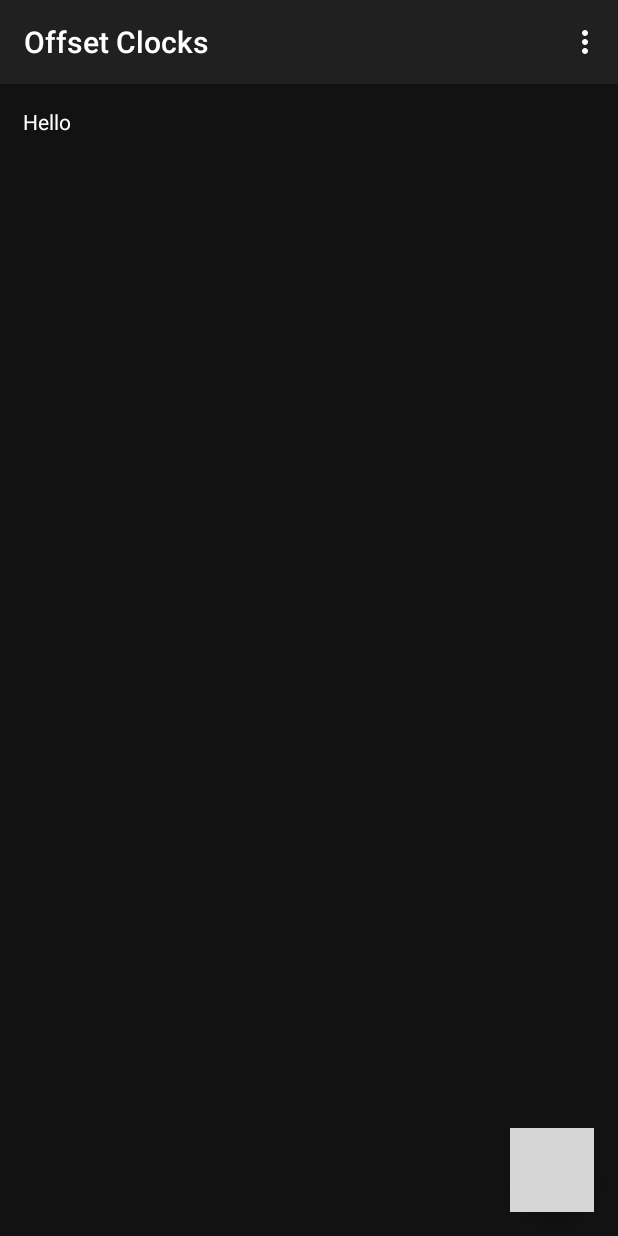
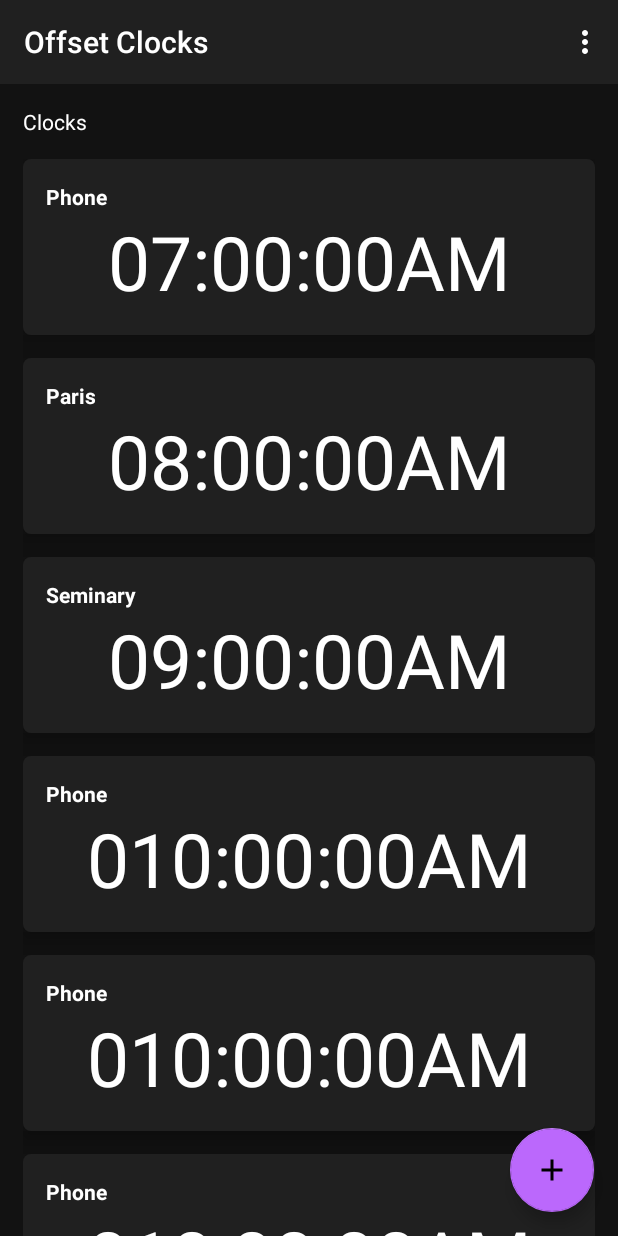
Before and after one commit to hunterwilhelm/offset-clocks-android, an Android app: the screen it shows after launch (MainActivity), in the options menu, after a tap on "Settings", on a phone screen of 412 x 824 dp. Run offline under Robolectric (Android 15) with nearby library versions, the phone set to English and light mode, and no system bars; grey boxes are pictures that could not be loaded.

Commit message:
Scroll and shadows

```diff
--- a/app/build.gradle
+++ b/app/build.gradle
@@ -40,8 +40,12 @@ dependencies {
     implementation 'androidx.constraintlayout:constraintlayout:2.0.4'
     implementation 'androidx.navigation:navigation-fragment-ktx:2.3.5'
     implementation 'androidx.navigation:navigation-ui-ktx:2.3.5'
+    implementation 'androidx.cardview:cardview:1.0.0'
     testImplementation 'junit:junit:4.12'
     androidTestImplementation 'androidx.test.ext:junit:1.1.2'
     androidTestImplementation 'androidx.test.espresso:espresso-core:3.3.0'
+    implementation "androidx.recyclerview:recyclerview:1.2.0"
+    // For control over item selection of both touch and mouse driven selection
+    implementation "androidx.recyclerview:recyclerview-selection:1.1.0"
 
 }
--- a/app/src/main/java/com/hunterwilhelm/offsetclocks/MainActivity.kt
+++ b/app/src/main/java/com/hunterwilhelm/offsetclocks/MainActivity.kt
@@ -5,10 +5,10 @@ import android.os.Build
 import android.os.Bundle
 import android.view.Menu
 import android.view.MenuItem
+import android.widget.LinearLayout
 import androidx.appcompat.app.AppCompatActivity
 import com.google.android.material.floatingactionbutton.FloatingActionButton
 
-const val ADD_CLOCK = "com.hunterwilhelm.offsetclocks.ADD_CLOCK"
 
 class MainActivity : AppCompatActivity() {
 
@@ -22,17 +22,27 @@ class MainActivity : AppCompatActivity() {
         findViewById<FloatingActionButton>(R.id.fab).setOnClickListener {
             addClock()
         }
+
+        val items = ArrayList<Model>()
+        items.add(Model("Phone", "07:00:00AM"))
+        items.add(Model("Paris", "08:00:00AM"))
+        items.add(Model("Seminary", "09:00:00AM"))
+        items.add(Model("Phone", "010:00:00AM"))
+        items.add(Model("Phone", "010:00:00AM"))
+        items.add(Model("Phone", "010:00:00AM"))
+        items.add(Model("Phone", "010:00:00AM"))
+        items.add(Model("Phone", "010:00:00AM"))
+        items.add(Model("Phone", "010:00:00AM"))
+        val listView = findViewById<NonScrollListView>(R.id.lv_nonscroll_list)
+        listView.adapter = MyCustomAdapter(this, R.layout.row_main, items)
     }
 
     fun addClock() {
-        val intent = Intent(this, EditActivity::class.java).apply {
-            putExtra(ADD_CLOCK, "new")
-        }
 
         if (Build.VERSION.SDK_INT >= Build.VERSION_CODES.LOLLIPOP) {
             // Apply activity transition
 
-            startActivity(intent)
+            startActivity(Intent(this, EditActivity::class.java))
             overridePendingTransition(
                 R.anim.slide_in_right,
                 R.anim.nothing
--- /dev/null
+++ b/app/src/main/java/com/hunterwilhelm/offsetclocks/Model.kt
@@ -0,0 +1,3 @@
+package com.hunterwilhelm.offsetclocks
+
+data class Model(val Name: String, val CurrentTime: String)
--- /dev/null
+++ b/app/src/main/java/com/hunterwilhelm/offsetclocks/MyCustomAdapter.kt
@@ -0,0 +1,26 @@
+package com.hunterwilhelm.offsetclocks
+
+import android.content.Context
+import android.view.LayoutInflater
+import android.view.View
+import android.view.ViewGroup
+import android.widget.ArrayAdapter
+import android.widget.TextView
+
+
+class MyCustomAdapter(var ctx: Context, var resource: Int, var items: ArrayList<Model>) :
+    ArrayAdapter<Model>(ctx, resource, items) {
+    override fun getView(position: Int, convertView: View?, parent: ViewGroup): View {
+        val layoutInflater = LayoutInflater.from(ctx)
+        val view = layoutInflater.inflate(resource, null)
+
+
+        val name = view.findViewById<TextView>(R.id.row_main_name)
+        val time = view.findViewById<TextView>(R.id.row_main_time)
+
+        name.text = items[position].Name
+        time.text = items[position].CurrentTime
+
+        return view
+    }
+}
--- /dev/null
+++ b/app/src/main/java/com/hunterwilhelm/offsetclocks/NonScrollListView.java
@@ -0,0 +1,27 @@
+package com.hunterwilhelm.offsetclocks;
+
+import android.content.Context;
+import android.util.AttributeSet;
+import android.view.ViewGroup;
+import android.widget.ListView;
+
+public class NonScrollListView extends ListView {
+
+    public NonScrollListView(Context context) {
+        super(context);
+    }
+    public NonScrollListView(Context context, AttributeSet attrs) {
+        super(context, attrs);
+    }
+    public NonScrollListView(Context context, AttributeSet attrs, int defStyle) {
+        super(context, attrs, defStyle);
+    }
+    @Override
+    public void onMeasure(int widthMeasureSpec, int heightMeasureSpec) {
+        int heightMeasureSpec_custom = MeasureSpec.makeMeasureSpec(
+                Integer.MAX_VALUE >> 2, MeasureSpec.AT_MOST);
+        super.onMeasure(widthMeasureSpec, heightMeasureSpec_custom);
+        ViewGroup.LayoutParams params = getLayoutParams();
+        params.height = getMeasuredHeight();
+    }
+}
--- /dev/null
+++ b/app/src/main/res/drawable/row_main_background.xml
@@ -0,0 +1,6 @@
+<?xml version="1.0" encoding="utf-8"?>
+<shape xmlns:android="http://schemas.android.com/apk/res/android"
+    android:shape="rectangle">
+    <solid android:color="@color/colorGrey500" />
+    <corners android:radius="5dp" />
+</shape>
--- /dev/null
+++ b/app/src/main/res/layout-v21/row_main.xml
@@ -0,0 +1,28 @@
+<?xml version="1.0" encoding="utf-8"?>
+<LinearLayout xmlns:android="http://schemas.android.com/apk/res/android"
+    android:layout_width="match_parent"
+    android:layout_height="wrap_content"
+    android:animateLayoutChanges="true"
+    android:background="@drawable/row_main_background"
+    android:elevation="5dp"
+    android:orientation="vertical"
+    android:padding="15dp">
+
+    <TextView
+        android:id="@+id/row_main_name"
+        android:layout_width="match_parent"
+        android:layout_height="wrap_content"
+        android:text="@string/phone"
+        android:textColor="@color/colorTextWhite"
+        android:textStyle="bold" />
+
+    <TextView
+        android:id="@+id/row_main_time"
+        android:layout_width="match_parent"
+        android:layout_height="wrap_content"
+        android:gravity="center_horizontal"
+        android:text="@string/time"
+        android:textAlignment="center"
+        android:textColor="@color/colorTextWhite"
+        android:textSize="50sp" />
+</LinearLayout>
--- a/app/src/main/res/layout/activity_main.xml
+++ b/app/src/main/res/layout/activity_main.xml
@@ -6,9 +6,14 @@
     android:layout_height="match_parent"
     tools:context=".MainActivity">
 
+    <androidx.constraintlayout.widget.ConstraintLayout
+        android:layout_width="match_parent"
+        android:layout_height="match_parent">
+
         <com.google.android.material.appbar.AppBarLayout
             android:layout_width="match_parent"
             android:layout_height="match_parent">
+
 
             <androidx.appcompat.widget.Toolbar
                 android:id="@+id/toolbar"
@@ -24,16 +29,26 @@
                 <LinearLayout
                     android:layout_width="match_parent"
                     android:layout_height="wrap_content"
+                    android:layout_margin="15dp"
                     android:orientation="vertical">
 
-                <include
-                    layout="@layout/main_content"
+                    <TextView
+                        android:layout_width="wrap_content"
+                        android:layout_height="wrap_content"
+                        android:layout_marginBottom="15dp"
+                        android:text="@string/clocks_title"
+                        android:textColor="@color/colorTextWhite" />
+
+                    <com.hunterwilhelm.offsetclocks.NonScrollListView
+                        android:id="@+id/lv_nonscroll_list"
                         android:layout_width="match_parent"
-                    android:layout_height="match_parent" />
+                        android:layout_height="wrap_content"
+                        android:dividerHeight="15dp" />
                 </LinearLayout>
             </ScrollView>
 
         </com.google.android.material.appbar.AppBarLayout>
+    </androidx.constraintlayout.widget.ConstraintLayout>
 
     <com.google.android.material.floatingactionbutton.FloatingActionButton
         android:id="@+id/fab"
@@ -44,5 +59,4 @@
         app:backgroundTint="@color/colorPrimary"
         app:srcCompat="@drawable/baseline_add_black_24dp" />
 
-
 </androidx.coordinatorlayout.widget.CoordinatorLayout>
--- a/app/src/main/res/layout/main_content.xml
+++ /dev/null
@@ -1,20 +0,0 @@
-<?xml version="1.0" encoding="utf-8"?>
-<LinearLayout xmlns:android="http://schemas.android.com/apk/res/android"
-    android:layout_width="match_parent"
-    android:layout_height="match_parent"
-    android:orientation="vertical"
-    android:padding="15dp">
-
-        <TextView
-            android:layout_width="wrap_content"
-            android:layout_height="wrap_content"
-            android:text="@string/hello"
-            android:textColor="@color/colorTextWhite" />
-
-        <ListView
-            android:id="@+id/listView"
-            android:layout_width="match_parent"
-            android:layout_height="match_parent">
-
-        </ListView>
-</LinearLayout>
--- a/app/src/main/res/layout/row.xml
+++ b/app/src/main/res/layout/row_main.xml
@@ -2,20 +2,25 @@
 <LinearLayout xmlns:android="http://schemas.android.com/apk/res/android"
     android:layout_width="match_parent"
     android:layout_height="wrap_content"
-    android:background="@color/colorGrey500"
+    android:background="@drawable/row_main_background"
     android:orientation="vertical"
+    android:animateLayoutChanges="true"
+
     android:padding="15dp">
 
     <TextView
         android:layout_width="match_parent"
         android:layout_height="wrap_content"
+        android:id="@+id/row_main_name"
         android:text="@string/phone"
-        android:textColor="@color/colorTextWhite" />
+        android:textColor="@color/colorTextWhite"
+        android:textStyle="bold" />
 
     <TextView
         android:layout_width="match_parent"
         android:layout_height="wrap_content"
         android:gravity="center_horizontal"
+        android:id="@+id/row_main_time"
         android:text="@string/time"
         android:textAlignment="center"
         android:textColor="@color/colorTextWhite"
--- a/app/src/main/res/values/strings.xml
+++ b/app/src/main/res/values/strings.xml
@@ -11,5 +11,5 @@
     <string name="hello_second_fragment">Hello second fragment. Arg: %1$s</string>
     <string name="phone">Phone</string>
     <string name="time">07:00:01 AM</string>
-    <string name="hello">Hello</string>
+    <string name="clocks_title">Clocks</string>
 </resources>
```
Also changed, not shown: app/src/main/res/drawable/baseline_add_black_24dp.png (added). Lines whose indentation alone changed are shown as unchanged.
